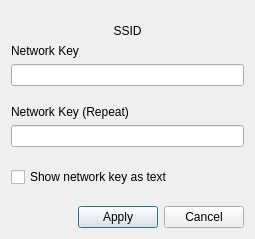
Above: src-qt4/pc-netmanager/src/NetworkTray/netKey.ui from trueos/pcbsd before the change. Below: the same form after it.
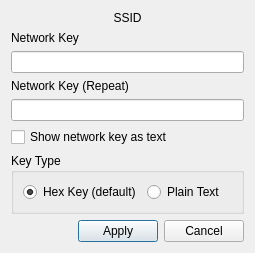
That is the form after the change.

What changed in the file:
```diff
--- a/src-qt4/pc-netmanager/src/NetworkTray/netKey.ui
+++ b/src-qt4/pc-netmanager/src/NetworkTray/netKey.ui
@@ -50,19 +50,6 @@
    <item>
     <widget class="QLineEdit" name="lineKey2"/>
    </item>
-   <item>
-    <spacer name="verticalSpacer_4">
-     <property name="orientation">
-      <enum>Qt::Vertical</enum>
-     </property>
-     <property name="sizeHint" stdset="0">
-      <size>
-       <width>20</width>
-       <height>40</height>
-      </size>
-     </property>
-    </spacer>
-   </item>
    <item>
     <widget class="QLabel" name="label_2">
      <property name="text">
@@ -93,6 +80,32 @@
      </property>
     </widget>
    </item>
+   <item>
+    <widget class="QGroupBox" name="group_keytype">
+     <property name="title">
+      <string>Key Type</string>
+     </property>
+     <layout class="QHBoxLayout" name="horizontalLayout_2">
+      <item>
+       <widget class="QRadioButton" name="radio_hex">
+        <property name="text">
+         <string>Hex Key (default)</string>
+        </property>
+        <property name="checked">
+         <bool>true</bool>
+        </property>
+       </widget>
+      </item>
+      <item>
+       <widget class="QRadioButton" name="radio_text">
+        <property name="text">
+         <string>Plain Text</string>
+        </property>
+       </widget>
+      </item>
+     </layout>
+    </widget>
+   </item>
    <item>
     <spacer name="verticalSpacer_3">
      <property name="orientation">
```
